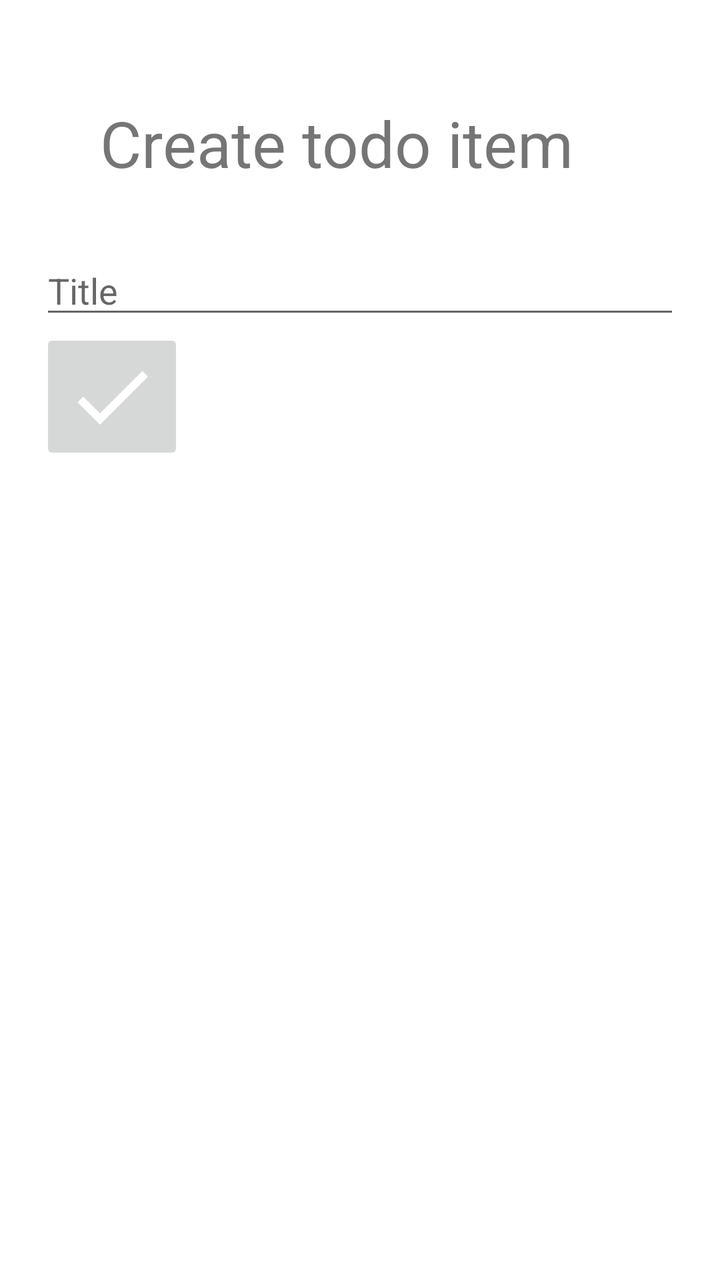
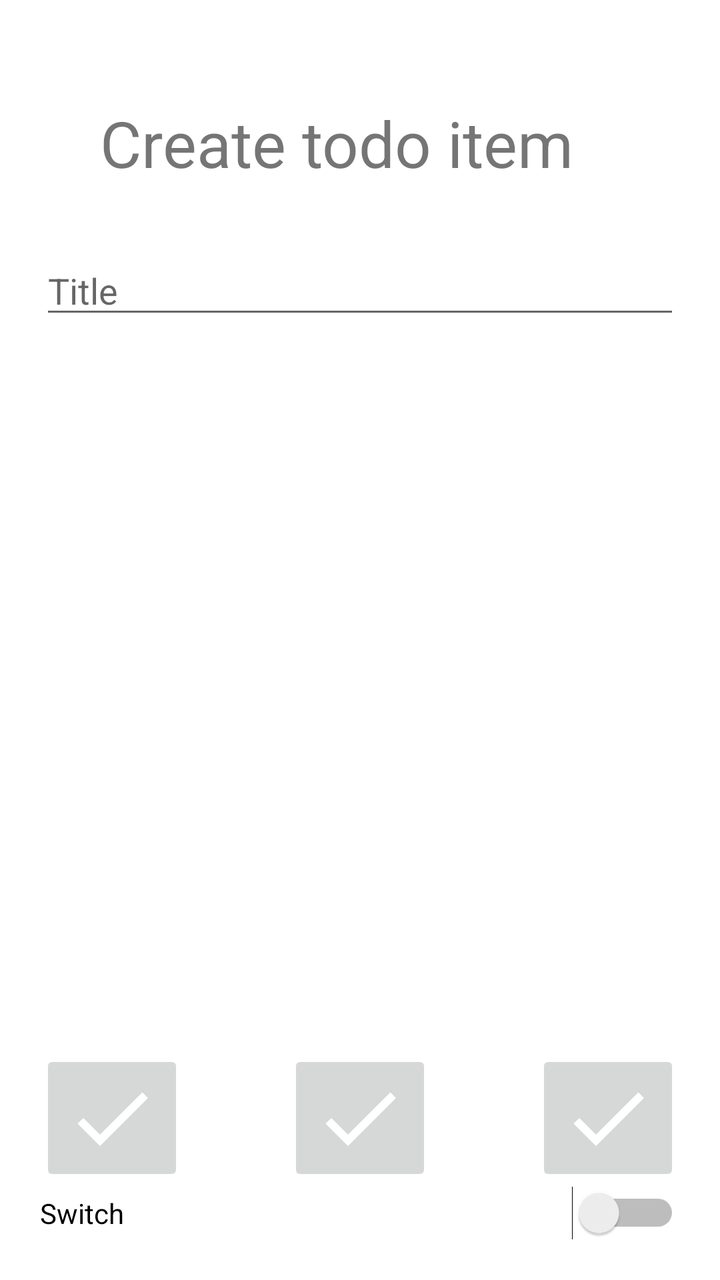

An Android layout rendered at two revisions. The XML below is the earlier revision; the diff shows what the commit changed to produce the second picture.
<!-- AndroidManifest.xml: application theme Theme.TodoListHF26044p -->
<!-- res/layout/activity_create.xml -->
<?xml version="1.0" encoding="utf-8"?>
<LinearLayout xmlns:android="http://schemas.android.com/apk/res/android"
    xmlns:app="http://schemas.android.com/apk/res-auto"
    xmlns:tools="http://schemas.android.com/tools"
    android:id="@+id/main"
    android:layout_width="match_parent"
    android:layout_height="match_parent"
    tools:context=".CreateActivity"
    android:orientation="vertical"
    android:padding="20dp">

    <TextView
        android:layout_width="match_parent"
        android:layout_height="wrap_content"
        android:text="@string/create_todo_item"
        android:textSize="32sp"
        android:textAlignment="center"
        android:layout_margin="30dp"/>

    <EditText
        android:layout_width="match_parent"
        android:layout_height="wrap_content"
        android:hint="@string/title"
        android:id="@+id/edit_title"
        android:autofillHints="name"
        android:inputType="text"
        />

    <ImageButton
        android:layout_width="wrap_content"
        android:layout_height="wrap_content"
        android:id="@+id/btn_finish"
        android:src="@drawable/baseline_check_48"
        android:contentDescription="@string/finish_item"
        />

</LinearLayout>
<!-- resources referenced by this layout -->
<resources>
  <!-- drawable baseline_check_48 (drawable) -->
  <vector xmlns:android="http://schemas.android.com/apk/res/android" android:height="48dp" android:tint="#FFFFFF" android:viewportHeight="24" android:viewportWidth="24" android:width="48dp">
        
      <path android:fillColor="@android:color/white" android:pathData="M9,16.17L4.83,12l-1.42,1.41L9,19 21,7l-1.41,-1.41z"/>
      
  </vector>
  <string name="create_todo_item">Create todo item</string>
  <string name="finish_item">Finish item</string>
  <string name="title">Title</string>
  <style name="Theme.TodoListHF26044p" parent="Theme.MaterialComponents.DayNight.NoActionBar">
          
          <item name="colorPrimary">@color/purple_500</item>
          <item name="colorPrimaryVariant">@color/purple_700</item>
          <item name="colorOnPrimary">@color/white</item>
          
          <item name="colorSecondary">@color/teal_200</item>
          <item name="colorSecondaryVariant">@color/teal_700</item>
          <item name="colorOnSecondary">@color/black</item>
          
          <item name="android:statusBarColor">?attr/colorPrimaryVariant</item>
          
      </style>
  <color name="purple_500">#FF6200EE</color>
  <color name="purple_700">#FF3700B3</color>
  <color name="white">#FFFFFFFF</color>
  <color name="teal_200">#FF03DAC5</color>
  <color name="teal_700">#FF018786</color>
  <color name="black">#FF000000</color>
</resources>

<!-- the commit's change to res/layout/activity_create.xml (unified diff, before → after) -->
@@ -26,6 +26,14 @@
         android:inputType="text"
         />
 
+    <View
+        android:layout_width="wrap_content"
+        android:layout_height="0dp"
+        android:layout_weight="1"/>
+
+    <LinearLayout
+        android:layout_width="match_parent"
+        android:layout_height="wrap_content">
     <ImageButton
         android:layout_width="wrap_content"
         android:layout_height="wrap_content"
@@ -33,5 +41,33 @@
         android:src="@drawable/baseline_check_48"
         android:contentDescription="@string/finish_item"
         />
+        <View
+            android:layout_width="wrap_content"
+            android:layout_height="0dp"
+            android:layout_weight="1"/>
+    <ImageButton
+        android:layout_width="wrap_content"
+        android:layout_height="wrap_content"
+        android:id="@+id/btn_finish2"
+        android:src="@drawable/baseline_check_48"
+        android:contentDescription="@string/finish_item"
+        />
+        <View
+            android:layout_width="wrap_content"
+            android:layout_height="0dp"
+            android:layout_weight="1"/>
+    <ImageButton
+        android:layout_width="wrap_content"
+        android:layout_height="wrap_content"
+        android:id="@+id/btn_finish3"
+        android:src="@drawable/baseline_check_48"
+        android:contentDescription="@string/finish_item"
+        />
+    </LinearLayout>
 
+    <Switch
+        android:id="@+id/switch1"
+        android:layout_width="match_parent"
+        android:layout_height="wrap_content"
+        android:text="Switch" />
 </LinearLayout>
